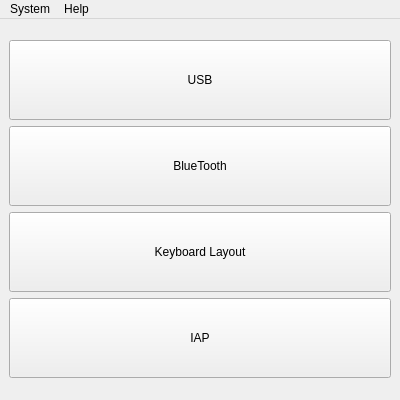
First picture: the form in ui/main_ui.ui, repository zhengyinloong/KeyboardUC, before the edit.
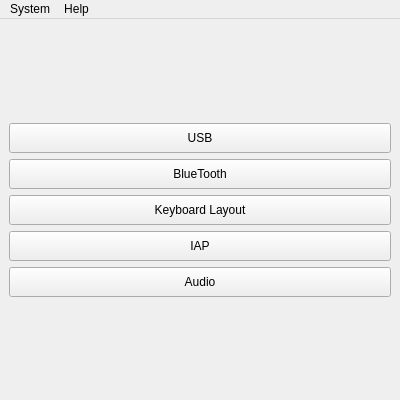
Second picture: the form after the edit.

The edit to the form file:
```diff
--- a/ui/main_ui.ui
+++ b/ui/main_ui.ui
@@ -33,7 +33,7 @@
       <property name="minimumSize">
        <size>
         <width>80</width>
-        <height>80</height>
+        <height>30</height>
        </size>
       </property>
       <property name="text">
@@ -46,7 +46,7 @@
       <property name="minimumSize">
        <size>
         <width>80</width>
-        <height>80</height>
+        <height>30</height>
        </size>
       </property>
       <property name="text">
@@ -59,7 +59,7 @@
       <property name="minimumSize">
        <size>
         <width>80</width>
-        <height>80</height>
+        <height>30</height>
        </size>
       </property>
       <property name="text">
@@ -72,7 +72,7 @@
       <property name="minimumSize">
        <size>
         <width>80</width>
-        <height>80</height>
+        <height>30</height>
        </size>
       </property>
       <property name="text">
@@ -80,6 +80,19 @@
       </property>
      </widget>
     </item>
+    <item>
+     <widget class="QPushButton" name="btn_Audio">
+      <property name="minimumSize">
+       <size>
+        <width>80</width>
+        <height>30</height>
+       </size>
+      </property>
+      <property name="text">
+       <string>Audio</string>
+      </property>
+     </widget>
+    </item>
     <item>
      <spacer name="verticalSpacer_2">
       <property name="orientation">
```
